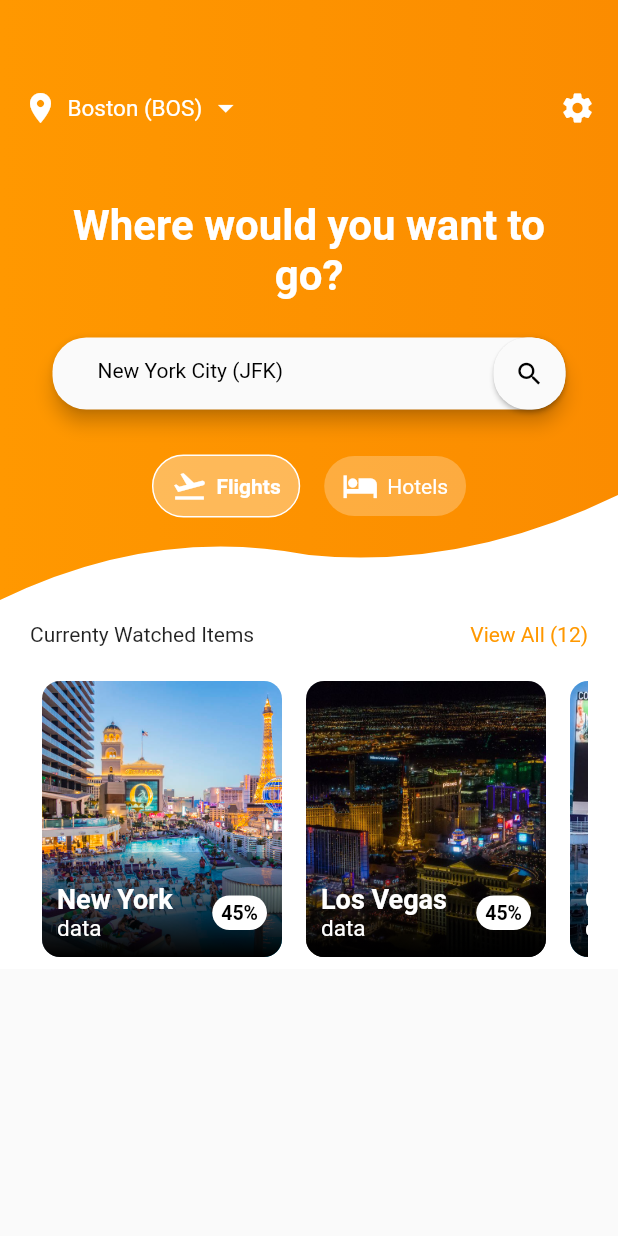
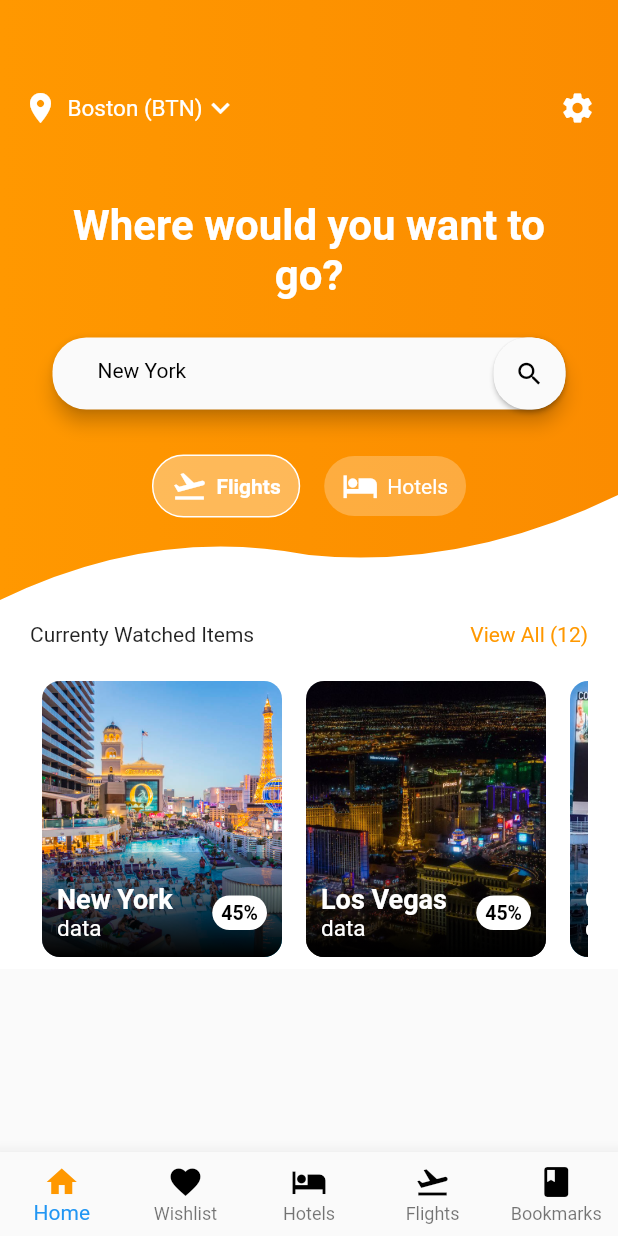
Before and after one commit to AGHackz/Flight_Tickets, a Flutter app: the HomeScreen screen opened directly, on a phone screen of 412 x 824 dp. Run offline on Flutter 3.47's test engine with Material 2 defaults, Android fonts, the phone set to English and light mode, and no system bars.

```diff
--- /dev/null
+++ b/lib/CustomBottomNavigationBar.dart
@@ -0,0 +1,28 @@
+import 'package:flutter/material.dart';
+
+class CustomBottomNavigationBar extends StatelessWidget {
+  @override
+  Widget build(BuildContext context) {
+    return BottomNavigationBar(
+        elevation: 10.0,
+        currentIndex: 0,
+        type: BottomNavigationBarType.fixed,
+        items: [
+          BottomNavigationBarItem(
+              icon: Icon(Icons.home, color: Colors.orange),
+              title: Text("Home", style: TextStyle(color: Colors.orange))),
+          BottomNavigationBarItem(
+              icon: Icon(Icons.favorite, color: Colors.black),
+              title: Text("Wishlist", style: TextStyle(color: Colors.black))),
+          BottomNavigationBarItem(
+              icon: Icon(Icons.hotel, color: Colors.black),
+              title: Text("Hotels", style: TextStyle(color: Colors.black))),
+          BottomNavigationBarItem(
+              icon: Icon(Icons.flight_takeoff, color: Colors.black),
+              title: Text("Flights", style: TextStyle(color: Colors.black))),
+          BottomNavigationBarItem(
+              icon: Icon(Icons.book, color: Colors.black),
+              title: Text("Bookmarks", style: TextStyle(color: Colors.black)))
+        ]);
+  }
+}
--- a/lib/main.dart
+++ b/lib/main.dart
@@ -1,7 +1,11 @@
 import 'package:flutter/material.dart';
 import 'CustomShapeClipper.dart';
+import 'CustomBottomNavigationBar.dart';
+import 'SearchResultScreen.dart';
 
 void main() => runApp(MyApp());
+
+List<String> locations = ["Boston (BTN)", "New York"];
 
 class MyApp extends StatelessWidget {
   @override
@@ -9,7 +13,8 @@ class MyApp extends StatelessWidget {
     return MaterialApp(
       title: "Demo",
       debugShowCheckedModeBanner: false,
-      home: HomeScreen(),
+      // home: HomeScreen(),
+      home: SearchResultScreen(),
     );
   }
 }
@@ -18,9 +23,12 @@ class HomeScreen extends StatelessWidget {
   @override
   Widget build(BuildContext context) {
     return Scaffold(
-      body: Column(
-        children: <Widget>[HomeScreenTopPart(), HomeScreenBottomPart()],
+      body: SingleChildScrollView(
+        child: Column(
+          children: <Widget>[HomeScreenTopPart(), HomeScreenBottomPart()],
+        ),
       ),
+      bottomNavigationBar: CustomBottomNavigationBar(),
     );
   }
 }
@@ -33,8 +41,9 @@ class HomeScreenTopPart extends StatefulWidget {
 class _HomeScreenTopPartState extends State<HomeScreenTopPart> {
   final firstColor = Colors.orange;
   final secondColor = Colors.orange[600];
-  var _searchText = "New York City (JFK)";
+  var _searchText = locations[1];
   var isFlightSelected = true;
+  var selectedCity = locations[0];
 
   @override
   Widget build(BuildContext context) {
@@ -68,11 +77,35 @@ class _HomeScreenTopPartState extends State<HomeScreenTopPart> {
                               child:
                                   Icon(Icons.location_on, color: Colors.white),
                             ),
-                            Text("Boston (BOS) ",
-                                style: TextStyle(
-                                    color: Colors.white, fontSize: 15.0)),
+                            PopupMenuButton(
+                              child: Text(selectedCity,
+                                  style: TextStyle(
+                                      color: Colors.white, fontSize: 15.0)),
+                              onSelected: (value) {
+                                setState(() {
+                                  selectedCity = locations[value];
+                                });
+                              },
+                              itemBuilder: (BuildContext context) =>
+                                  <PopupMenuEntry>[
+                                    PopupMenuItem(
+                                      child: Text(locations[0],
+                                          style: TextStyle(
+                                              color: Colors.black,
+                                              fontSize: 15.0)),
+                                      value: 0,
+                                    ),
+                                    PopupMenuItem(
+                                      child: Text(locations[1],
+                                          style: TextStyle(
+                                              color: Colors.black,
+                                              fontSize: 15.0)),
+                                      value: 1,
+                                    )
+                                  ],
+                            ),
                             Icon(
-                              Icons.arrow_drop_down,
+                              Icons.keyboard_arrow_down,
                               color: Colors.white,
                             )
                           ],
```
Also changed, not shown: lib/SearchResultScreen.dart (added, +86 -0 lines).
